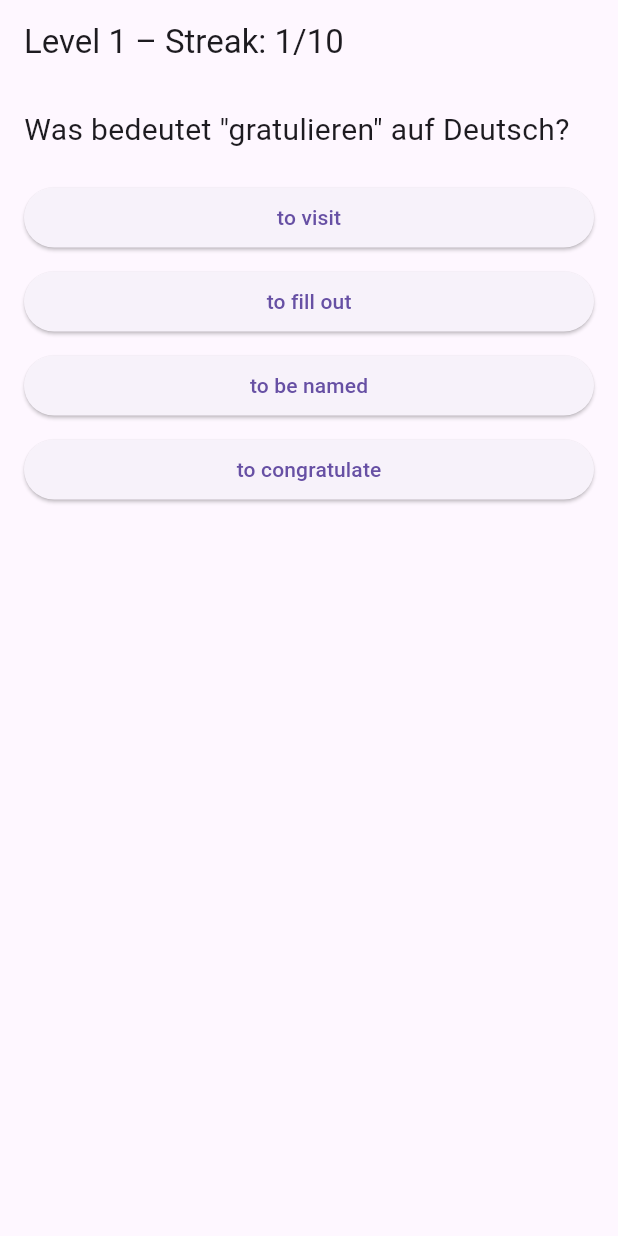
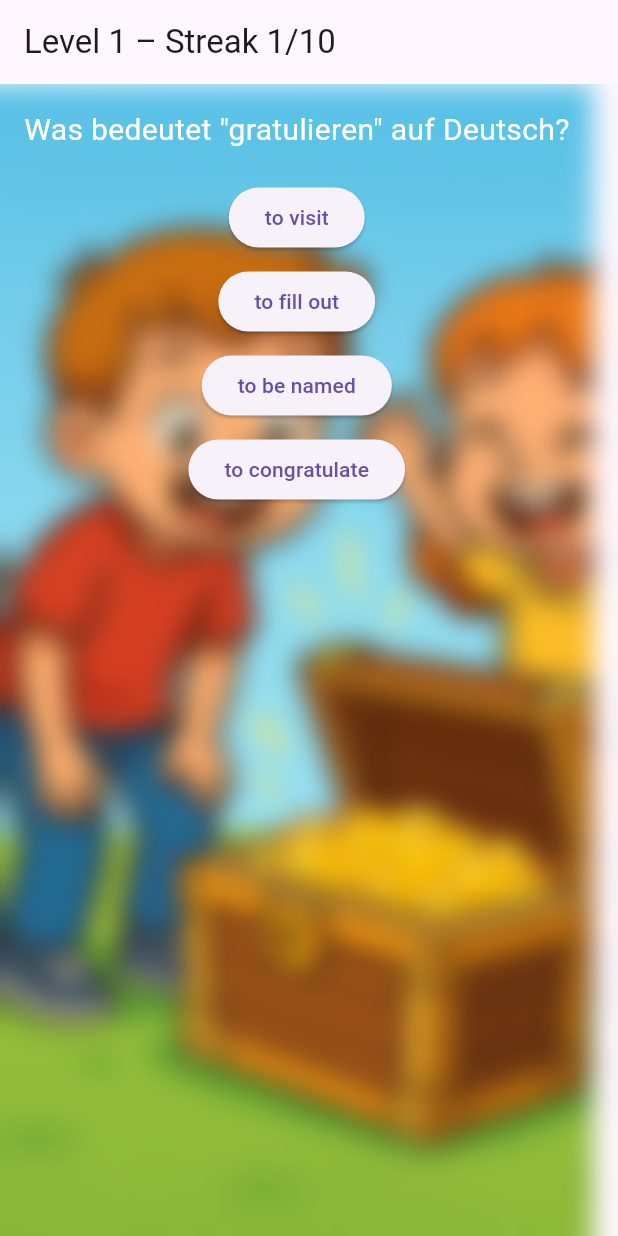
Before and after one commit to MartinRiesa/vokabeltrainer_app1, a Flutter app: the QuestionScreen screen opened directly with empty values, after a tap on an icon or button, on a phone screen of 412 x 824 dp. Run offline on Flutter 3.47's test engine with Material 3 defaults, Android fonts, the phone set to English and light mode, and no system bars.

Commit message:
Bilder mit Blurreffekt
Erste funktionierende Variante mit Bildern die entblurren

```diff
--- a/lib/core/level_manager.dart
+++ b/lib/core/level_manager.dart
@@ -7,24 +7,25 @@ import 'package:vokabeltrainer_app/core/vocab_loader.dart';
 import 'package:vokabeltrainer_app/core/vocab_pair.dart';
 import 'package:vokabeltrainer_app/core/question_generator.dart';
 
-/// Steuert Level-Fortschritt, Streak-Logik und gewichtet die Auswahl.
+typedef VoidCallback = void Function();
+
 class LevelManager {
-  static const int levelGoal = 10;      // Anzahl richtiger Antworten in Folge, um aufzusteigen
+  static const int levelGoal = 10;
   final Random _rand = Random();
 
-  late final List<VocabPair> _pairs;    // Alle geladenen Vokabeln mit Fehlerzählern
-  int level = 1;                        // Aktuelles Level (beginnt bei 1)
-  int streak = 0;                       // Aktueller Streak (richtige Antworten in Folge)
-  VocabPair? _lastPair;                 // Zuletzt abgefragte Karte
+  late final List<VocabPair> _pairs;
+  int level = 1;
+  int streak = 0;
+  VocabPair? _lastPair;
+  VoidCallback? onWrong;       // wird bei falscher Antwort aufgerufen
+  VoidCallback? onLevelUp;     // wird bei Levelwechsel aufgerufen
 
-  /// Initialisiert den Manager, lädt alle Wortpaare.
   Future<void> init() async {
     _pairs = await loadWordPairs();
   }
 
-  /// Wählt ein VocabPair mit Wahrscheinlichkeit proportional zu (mistakes + 1).
   VocabPair _pickWeighted(List<VocabPair> list) {
-    final totalWeight = list.fold<int>(0, (sum, p) => sum + p.mistakes + 1);
+    final totalWeight = list.fold<int>(0, (s, p) => s + p.mistakes + 1);
     var r = _rand.nextInt(totalWeight);
     for (var p in list) {
       r -= (p.mistakes + 1);
@@ -33,40 +34,27 @@ class LevelManager {
     return list.last;
   }
 
-  /// Erzeugt die nächste Frage aus den ersten (level * 7) Karten.
   Question nextQuestion() {
-    // Bestimme den Pool für das aktuelle Level
     final maxIndex = (level * 7).clamp(1, _pairs.length);
     final subset = _pairs.sublist(0, maxIndex);
 
-    // Ziehe eine neue Karte, wiederhole falls identisch zur letzten
     VocabPair target;
     do {
       target = _pickWeighted(subset);
     } while (_lastPair != null && subset.length > 1 && target == _lastPair);
     _lastPair = target;
 
-    // Bereite Distraktoren vor: zuerst bis zu 2 bereits fehlerhafte Karten,
-    // dann zusätzlich zufällige Karten aus dem Rest, bis insgesamt 3 Distraktoren.
     final others = List<VocabPair>.from(subset)..remove(target);
-
-    // Distraktoren-Pool: nur bereits falsche Karten
     final wrongPool = others.where((p) => p.mistakes > 0).toList()..shuffle(_rand);
     final distractors = <String>[];
-
-    // Nimm bis zu 2 aus den falsch-beantworteten Karten
     distractors.addAll(wrongPool.take(2).map((p) => p.de));
-
-    // Fülle auf mit zufälligen Karten aus dem übrigen Pool
     final remaining = others.where((p) => !wrongPool.take(2).contains(p)).toList()..shuffle(_rand);
     while (distractors.length < 3 && remaining.isNotEmpty) {
       distractors.add(remaining.removeLast().de);
     }
 
-    // Baue die Optionsliste und mische
     final options = <String>[target.de, ...distractors]..shuffle(_rand);
 
-    // Erstelle und liefere die Frage, mit Rückverweis auf die Quelldaten
     return Question(
       prompt: 'Was bedeutet "${target.en}" auf Deutsch?',
       options: options,
@@ -75,11 +63,6 @@ class LevelManager {
     );
   }
 
-  /// Verarbeitet eine Antwort auf [q] mit Index [index].
-  /// Gibt true zurück, wenn korrekt; erhöht bei Fehlern den Zähler.
-  /// Managt außerdem Streak- und Level-Fortschritt:
-  /// - Richtig: streak++; bei Erreichen von levelGoal → level++ und streak reset.
-  /// - Falsch: streak reset und Fehlerzähler erhöht.
   bool answer(Question q, int index) {
     final isCorrect = index == q.correctIndex;
     final pair = q.sourcePair;
@@ -88,10 +71,12 @@ class LevelManager {
       if (streak >= levelGoal) {
         level++;
         streak = 0;
+        if (onLevelUp != null) onLevelUp!();
       }
     } else {
       streak = 0;
       pair.mistakes++;
+      if (onWrong != null) onWrong!();
     }
     return isCorrect;
   }
--- a/lib/ui/question_screen.dart
+++ b/lib/ui/question_screen.dart
@@ -1,7 +1,8 @@
 // lib/ui/question_screen.dart
 
+import 'dart:ui';
 import 'package:flutter/material.dart';
-import 'package:vokabeltrainer_app/core/question_generator.dart';  // ← HIER HINZUFÜGEN
+import 'package:vokabeltrainer_app/core/question_generator.dart'; // ← hier hinzufügen
 import 'package:vokabeltrainer_app/core/level_manager.dart';
 
 class QuestionScreen extends StatefulWidget {
@@ -15,8 +16,7 @@ class QuestionScreen extends StatefulWidget {
   }) : super(key: key);
 
   @override
-  _QuestionScreenState createState() =>
-      _QuestionScreenState();
+  _QuestionScreenState createState() => _QuestionScreenState();
 }
 
 class _QuestionScreenState extends State<QuestionScreen> {
@@ -24,13 +24,28 @@ class _QuestionScreenState extends State<QuestionScreen> {
   late Question _question;                // Question ist jetzt bekannt
   bool _answered = false;
   int? _wrongIndex;
+  double _blur = 10.0;                    // maximaler Blur
+  ImageProvider? _levelImage;             // Bild für aktuelles Level
 
   @override
   void initState() {
     super.initState();
-    _manager.init().then((_) {
+    _manager.onWrong = () {
+      setState(() => _blur = 10.0);
+    };
+    _manager.onLevelUp = () {
+      setState(() {
+        _blur = 10.0;
+        _levelImage = AssetImage('assets/images/${_manager.level}.jpg');
+      });
+    };
+    _loadInitial();
+  }
+
+  Future<void> _loadInitial() async {
+    await _manager.init();
+    _levelImage = AssetImage('assets/images/${_manager.level}.jpg');
     setState(() => _question = _manager.nextQuestion());
-    });
   }
 
   void _handleAnswer(int idx) {
@@ -38,84 +53,80 @@ class _QuestionScreenState extends State<QuestionScreen> {
     final correct = _manager.answer(_question, idx);
     if (correct) {
       setState(() {
+        _blur = 10.0 * (1 - (_manager.streak / LevelManager.levelGoal));
+        _question = _manager.nextQuestion();
+        _wrongIndex = null;
         _answered = false;
-        _wrongIndex = null;
-        _question = _manager.nextQuestion();
       });
     } else {
       setState(() {
+        _wrongIndex = idx;
         _answered = true;
-        _wrongIndex = idx;
       });
     }
   }
 
-  void _restartLevel() {
-    setState(() {
-      _answered = false;
-      _wrongIndex = null;
-      _question = _manager.nextQuestion();
-    });
-  }
-
   @override
   Widget build(BuildContext context) {
-    // Warten, bis _question gesetzt ist
-    if (_question == null) {
-      return const Scaffold(
-        body: Center(child: CircularProgressIndicator()),
-      );
+    if (_levelImage == null) {
+      return const Scaffold(body: Center(child: CircularProgressIndicator()));
     }
-
     return Scaffold(
       appBar: AppBar(
         title: Text(
-            'Level ${_manager.level} – Streak: ${_manager.streak}/${LevelManager.levelGoal}'),
+          'Level ${_manager.level} – Streak ${_manager.streak}/${LevelManager.levelGoal}',
         ),
-      body: Padding(
+      ),
+      body: Stack(children: [
+        Positioned.fill(
+          child: Image(image: _levelImage!, fit: BoxFit.cover),
+        ),
+        if (_blur > 0)
+          Positioned.fill(
+            child: BackdropFilter(
+              filter: ImageFilter.blur(sigmaX: _blur, sigmaY: _blur),
+              child: Container(color: Colors.black.withOpacity(0)),
+            ),
+          ),
+        Column(children: [
+          Padding(
             padding: const EdgeInsets.all(16),
-        child: Column(
-          crossAxisAlignment:
-          CrossAxisAlignment.stretch,
-          children: [
-            Text(_question.prompt,
-                style: const TextStyle(fontSize: 20)),
-            const SizedBox(height: 16),
-            ..._question.options
-                .asMap()
-                .entries
-                .map((e) {
-              final idx = e.key;
-              final label = e.value;
+            child: Text(
+              _question.prompt,
+              style: const TextStyle(fontSize: 20, color: Colors.white),
+            ),
+          ),
+          ..._question.options.asMap().entries.map((e) {
+            final idx = e.key, txt = e.value;
             Color? bg;
             if (_answered) {
-                if (idx == _question.correctIndex)
-                  bg = Colors.green;
-                else if (idx == _wrongIndex)
-                  bg = Colors.red;
+              if (idx == _question.correctIndex) bg = Colors.green;
+              else if (idx == _wrongIndex) bg = Colors.red;
             }
-              return Container(
-                margin: const EdgeInsets.symmetric(
-                    vertical: 4),
+            return Padding(
+              padding: const EdgeInsets.symmetric(horizontal: 16, vertical: 4),
               child: ElevatedButton(
-                  onPressed: () =>
-                      _handleAnswer(idx),
-                  style: ElevatedButton.styleFrom(
-                      backgroundColor: bg),
-                  child: Text(label),
+                style: ElevatedButton.styleFrom(backgroundColor: bg),
+                onPressed: () => _handleAnswer(idx),
+                child: Text(txt),
               ),
             );
           }),
-            const Spacer(),
           if (_answered)
             ElevatedButton(
-                onPressed: _restartLevel,
-                child:
-                const Text('Level neu starten'),
+              onPressed: () {
+                setState(() {
+                  _blur =
+                      10.0 * (1 - (_manager.streak / LevelManager.levelGoal));
+                  _question = _manager.nextQuestion();
+                  _answered = false;
+                  _wrongIndex = null;
+                });
+              },
+              child: const Text('Weiter'),
             ),
-          ],
-        ),
-      ),
+        ])
+      ]),
     );
   }
 }
--- a/pubspec.yaml
+++ b/pubspec.yaml
@@ -4,12 +4,13 @@ publish_to: 'none'
 version: 1.0.0+1
 
 environment:
-  sdk: ">=2.18.0 <3.0.0"
+  sdk: '>=3.7.0 <4.0.0'
 
 dependencies:
   flutter:
     sdk: flutter
   cupertino_icons: ^1.0.8
+  flutter_tts: ^3.8.5
 
 dev_dependencies:
   flutter_test:
@@ -21,3 +22,4 @@ flutter:
 
   assets:
     - assets/Vokabeln alle.csv
+    - assets/images/    # bindet alle Dateien in diesem Ordner ein
```
Also changed, not shown: assets/1.jpg (added), assets/2.jpg (added), assets/3.jpg (added), assets/4.jpg (added), assets/5.jpg (added), assets/6.jpg (added), assets/7.jpg (added), assets/images/1.jpg (added), assets/images/2.jpg (added), assets/images/3.jpg (added), assets/images/4.jpg (added), assets/images/5.jpg (added), assets/images/6.jpg (added), assets/images/7.jpg (added), 4 other files. Lines whose indentation alone changed are shown as unchanged.
